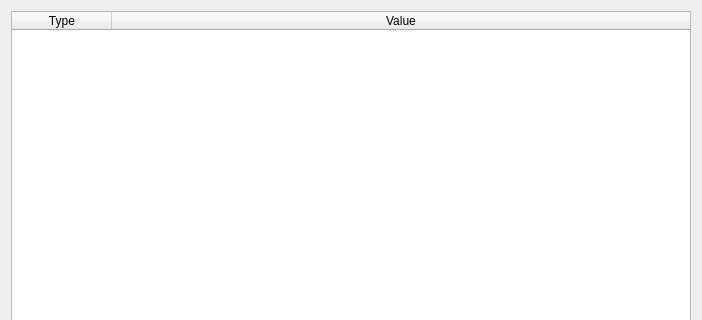
The window that assets/qt/smart.ui (WEEE-Open/pesto) describes before a commit, drawn with Qt 5; both pictures show x 0 to 702 and y 0 to 320 of the 702 by 499 pixel window.
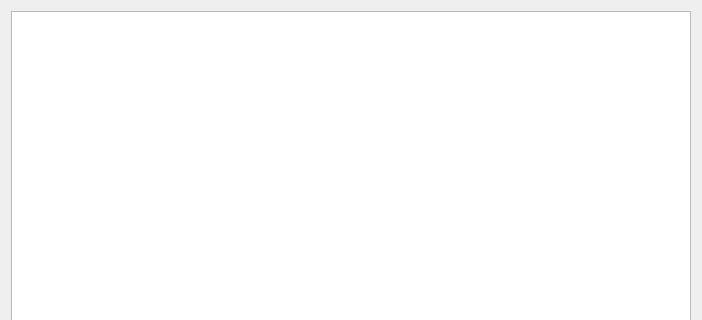
The same window after the commit.

Commit message: Code refactor. Changed to tree view from table view in smart data widget. Improved smart data parsing

The edit to the form file:
```diff
--- a/assets/qt/smart.ui
+++ b/assets/qt/smart.ui
@@ -15,24 +15,7 @@
   </property>
   <layout class="QVBoxLayout" name="verticalLayout">
    <item>
-    <widget class="QTableWidget" name="tableWidget">
-     <property name="editTriggers">
-      <set>QAbstractItemView::NoEditTriggers</set>
-     </property>
-     <attribute name="horizontalHeaderStretchLastSection">
-      <bool>true</bool>
-     </attribute>
-     <column>
-      <property name="text">
-       <string>Type</string>
-      </property>
-     </column>
-     <column>
-      <property name="text">
-       <string>Value</string>
-      </property>
-     </column>
-    </widget>
+    <widget class="QTreeView" name="treeView"/>
    </item>
    <item>
     <layout class="QFormLayout" name="formLayout">
```
The commit also changes 3 other files.
